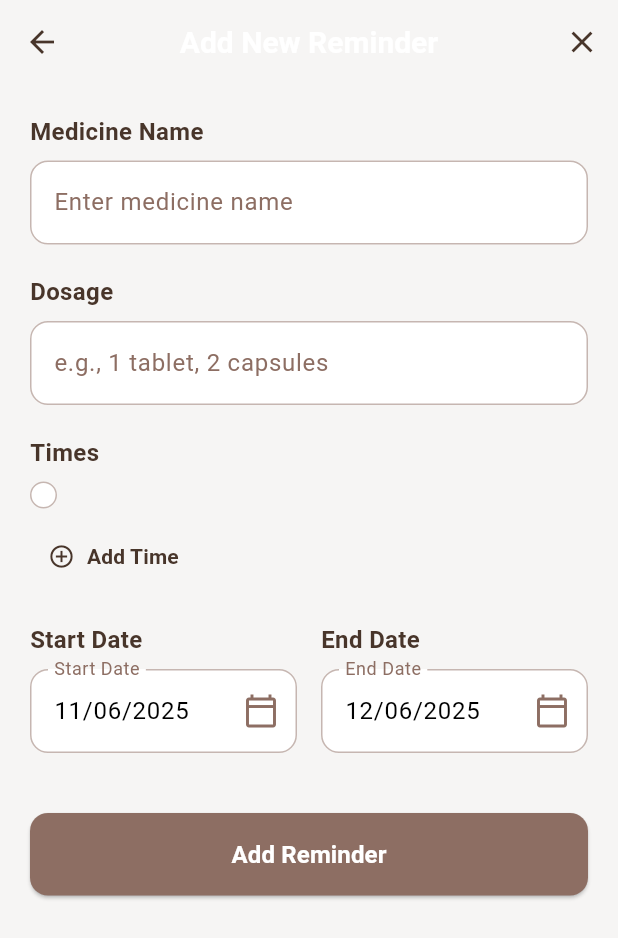
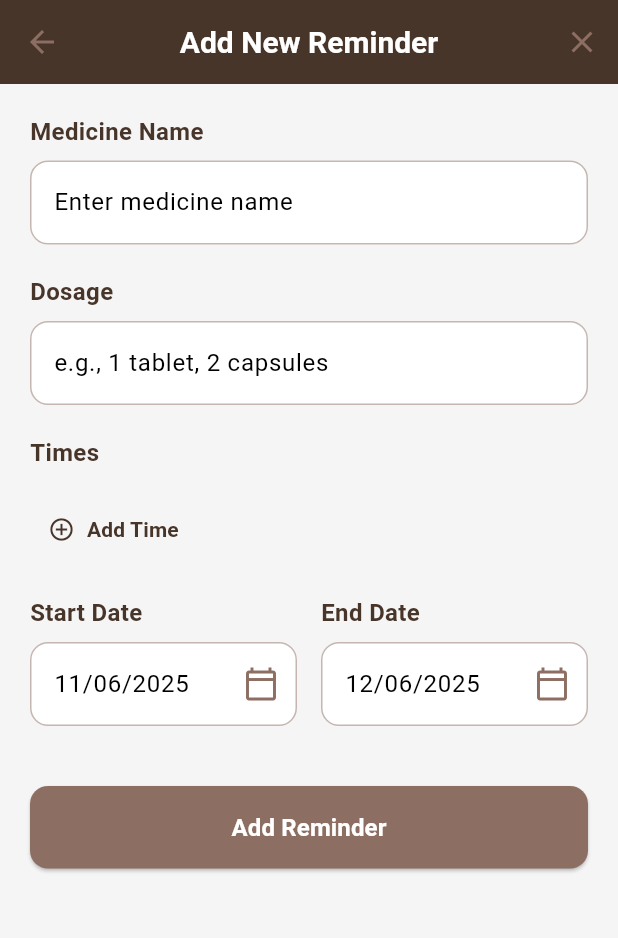
Before and after one commit to yasrab41/elderly_application, a Flutter app: the screen it shows after launch, after a tap on the "add circle" icon, on a phone screen of 412 x 824 dp. Shown: the top 938 px of the screen. Run offline on Flutter 3.47's test engine with Material 3 defaults, Android fonts, the phone set to English and light mode, and no system bars; our stand-ins replace cloud_firestore, curved_navigation_bar, firebase_auth, firebase_core, flutter_local_notifications, flutter_riverpod and 4 more; accounts and stored records are empty.

Commit message:
Final medicine reminder changes

```diff
--- a/lib/core/app_theme.dart
+++ b/lib/core/app_theme.dart
@@ -13,8 +13,6 @@
       scaffoldBackgroundColor: Color(0xFFF5F5F5),
       // This ensures cards (like your reminder card) and other surfaces are white
       cardColor: Colors.white,
-      // This ensures dialogs and modal bottom sheets are white
-      dialogBackgroundColor: Colors.white,
       // ------------------------------------------------------
 
       colorScheme: ColorScheme.light(
@@ -60,6 +58,7 @@
           ),
         ),
       ),
+      dialogTheme: DialogThemeData(backgroundColor: Colors.white),
     );
   }
 }
--- a/lib/features/medicine_reminders/data/datasources/database_service.dart
+++ b/lib/features/medicine_reminders/data/datasources/database_service.dart
@@ -1,5 +1,5 @@
 import 'package:flutter/material.dart';
-import 'package:intl/intl.dart'; // Import for date formatting
+// Import for date formatting
 import 'package:sqflite/sqflite.dart';
 
 import 'package:elderly_prototype_app/features/medicine_reminders/data/models/medicine_model.dart';
--- a/lib/features/medicine_reminders/screens/add_reminder_page.dart
+++ b/lib/features/medicine_reminders/screens/add_reminder_page.dart
@@ -51,7 +51,7 @@
   InputDecoration _inputDecoration(String label) {
     final theme = Theme.of(context);
     return InputDecoration(
-      labelText: label,
+      hintText: label,
       labelStyle: TextStyle(color: theme.colorScheme.secondary),
       filled: true,
       fillColor: Colors.white,
@@ -160,13 +160,13 @@
   Widget build(BuildContext context) {
     final theme = Theme.of(context);
     return Scaffold(
-      backgroundColor: theme.colorScheme.primary.withOpacity(0.05),
+      backgroundColor: Theme.of(context).scaffoldBackgroundColor,
       appBar: AppBar(
         // 7. Update AppBar title
         title: Text(isEditMode ? 'Edit Reminder' : 'Add New Reminder'),
-        backgroundColor: Colors.transparent,
+        backgroundColor: theme.colorScheme.primary,
         elevation: 0,
-        foregroundColor: theme.colorScheme.primary,
+        foregroundColor: theme.colorScheme.secondary,
         actions: [
           IconButton(
             icon: const Icon(Icons.close),
@@ -217,12 +217,12 @@
                       fontSize: 16)),
               const SizedBox(height: 8),
               Container(
-                padding: const EdgeInsets.all(8),
-                decoration: BoxDecoration(
-                    color: Colors.white,
-                    borderRadius: BorderRadius.circular(12),
-                    border: Border.all(
-                        color: theme.colorScheme.secondary.withOpacity(0.5))),
+                padding: const EdgeInsets.fromLTRB(8, 0, 8, 0),
+                // decoration: BoxDecoration(
+                //     // color: Colors.white,
+                //     borderRadius: BorderRadius.circular(12),
+                //     border: Border.all(
+                //         color: theme.colorScheme.secondary.withOpacity(0.5))),
                 child: Wrap(
                   spacing: 8.0,
                   runSpacing: 4.0,
--- a/lib/features/medicine_reminders/screens/reminder_list_page.dart
+++ b/lib/features/medicine_reminders/screens/reminder_list_page.dart
@@ -2,7 +2,7 @@
 import 'package:flutter_riverpod/flutter_riverpod.dart';
 import 'package:intl/intl.dart'; // Import for date formatting
 
-import '../../../core/app_theme.dart'; // Theme from config/
+// Theme from config/
 import '../services/reminder_state_notifier.dart'; // Notifier from services/
 import 'widgets/all_reminders_card.dart';
 import 'widgets/todays_schedule_card.dart'; // Import the card
--- a/lib/features/medicine_reminders/screens/widgets/all_reminders_card.dart
+++ b/lib/features/medicine_reminders/screens/widgets/all_reminders_card.dart
@@ -51,7 +51,7 @@
                   onChanged: (value) {
                     notifier.toggleReminder(reminder);
                   },
-                  activeColor: theme.colorScheme.primary,
+                  activeThumbColor: theme.colorScheme.primary,
                   inactiveThumbColor: Colors.grey,
                   inactiveTrackColor: Colors.grey.withOpacity(0.3),
                 ),
--- a/lib/features/medicine_reminders/screens/widgets/reminder_card.dart
+++ b/lib/features/medicine_reminders/screens/widgets/reminder_card.dart
@@ -1,6 +1,5 @@
 import 'package:elderly_prototype_app/features/medicine_reminders/data/models/medicine_model.dart';
 import 'package:flutter/material.dart';
-import 'package:intl/intl.dart';
 
 // Custom Widget for displaying each Reminder Item
 class ReminderCard extends StatelessWidget {
```
